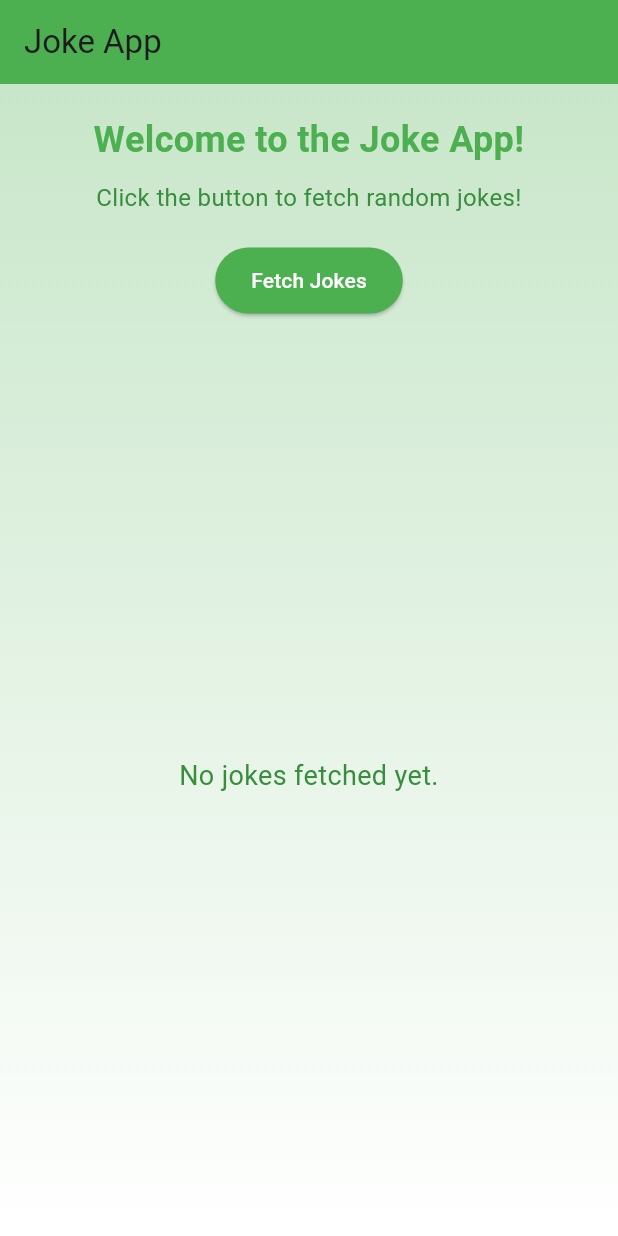
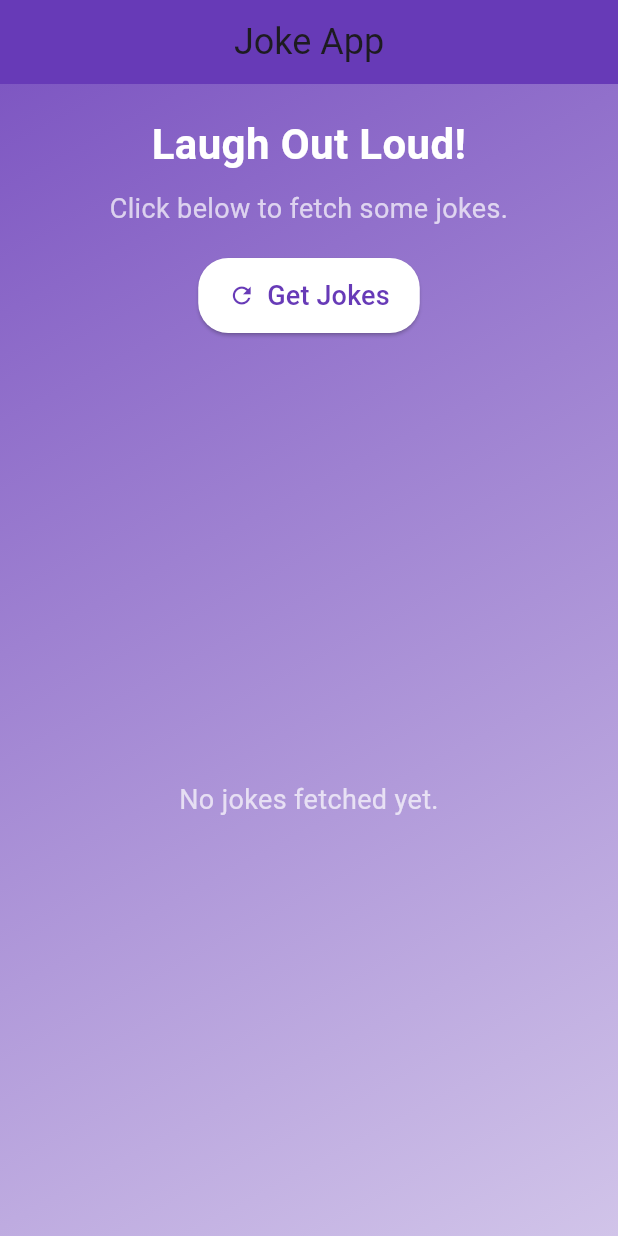
Before and after one commit to Hprasadi98/jokes_app_flutter, a Flutter app: the screen it shows after launch, on a phone screen of 412 x 824 dp. Run offline on Flutter 3.47's test engine with Material 3 defaults, Android fonts, the phone set to English and light mode, and no system bars; our stand-ins replace dio.

Commit message:
Update main.dart

```diff
--- a/lib/main.dart
+++ b/lib/main.dart
@@ -1,5 +1,5 @@
 import 'package:flutter/material.dart';
-import 'joke_service.dart'; // Import JokeService
+import 'joke_service.dart';
 
 void main() {
   runApp(MyApp());
@@ -21,33 +21,45 @@ class JokeApp extends StatefulWidget {
 }
 
 class _JokeAppState extends State<JokeApp> {
-  final JokeService _jokeService = JokeService(); // Initialize JokeService
-  List<String> jokes = []; // Store jokes as a list of strings
-  bool isLoading = false; // To handle loading state
+  final JokeService _jokeService = JokeService();
+  List<Map<String, String>> jokes = [];
+  bool isLoading = false;
 
   /// Function to fetch jokes using JokeService
   Future<void> fetchJokes() async {
     setState(() {
-      isLoading = true; // Show loading state
+      isLoading = true;
     });
     try {
-      final jokesRaw = await _jokeService.fetchJokesRaw(); // Fetch jokes
+      final jokesRaw = await _jokeService.fetchJokesRaw();
       setState(() {
-        jokes = jokesRaw.map<String>((joke) {
+        jokes = jokesRaw.map<Map<String, String>>((joke) {
           if (joke['type'] == 'single') {
-            return joke['joke']; // Single joke
+            return {
+              'title': '😂 Funny Joke',
+              'joke': joke['joke'],
+              'setup': '',
+              'delivery': '',
+            };
           } else {
-            return '${joke['setup']} - ${joke['delivery']}'; // Two-part joke
+            return {
+              'title': '🤣 Twopart Joke',
+              'joke': '',
+              'setup': joke['setup'],
+              'delivery': joke['delivery'],
+            };
           }
         }).toList();
       });
     } catch (e) {
       setState(() {
-        jokes = ['Error fetching jokes: $e'];
+        jokes = [
+          {'title': '⚠️ Error', 'joke': 'Error fetching jokes: $e', 'setup': '', 'delivery': ''}
+        ];
       });
     } finally {
       setState(() {
-        isLoading = false; // Hide loading state
+        isLoading = false;
       });
     }
   }
@@ -56,64 +68,68 @@ class _JokeAppState extends State<JokeApp> {
   Widget build(BuildContext context) {
     return Scaffold(
       appBar: AppBar(
-        title: Text('Joke App'),
-        backgroundColor: Colors.green,
+        title: Text('Joke App', style: TextStyle(fontSize: 24)),
+        backgroundColor: Colors.deepPurple,
+        centerTitle: true,
       ),
       body: Container(
-        constraints: BoxConstraints.expand(),
         decoration: BoxDecoration(
           gradient: LinearGradient(
-            colors: [Colors.green.shade100, Colors.white],
-            begin: Alignment.topCenter,
-            end: Alignment.bottomCenter,
+            colors: [Colors.deepPurple.shade400, Colors.deepPurple.shade100],
+            begin: Alignment.topLeft,
+            end: Alignment.bottomRight,
           ),
         ),
         child: Column(
-          crossAxisAlignment: CrossAxisAlignment.center,
           children: [
-            // Welcome and instruction section
             Padding(
               padding: const EdgeInsets.symmetric(vertical: 20.0),
               child: Column(
                 children: [
                   Text(
-                    "Welcome to the Joke App!",
+                    "Laugh Out Loud!",
                     style: TextStyle(
-                      fontSize: 24.0,
+                      fontSize: 28.0,
                       fontWeight: FontWeight.bold,
-                      color: Colors.green,
+                      color: Colors.white,
                     ),
                     textAlign: TextAlign.center,
                   ),
                   SizedBox(height: 10.0),
                   Text(
-                    "Click the button to fetch random jokes!",
+                    "Click below to fetch some jokes.",
                     style: TextStyle(
-                      fontSize: 16.0,
-                      color: Colors.green.shade700,
+                      fontSize: 18.0,
+                      color: Colors.white70,
                     ),
                     textAlign: TextAlign.center,
                   ),
                 ],
               ),
             ),
-            // Fetch jokes button
-            ElevatedButton(
-              onPressed: isLoading ? null : fetchJokes, // Disable button when loading
+            ElevatedButton.icon(
+              onPressed: isLoading ? null : fetchJokes,
+              icon: Icon(Icons.refresh),
+              label: Text(
+                isLoading ? "Loading..." : "Get Jokes",
+                style: TextStyle(fontSize: 18.0),
+              ),
               style: ElevatedButton.styleFrom(
-                backgroundColor: Colors.green,
-                padding: EdgeInsets.symmetric(horizontal: 24.0, vertical: 12.0),
-              ),
-              child: Text(
-                isLoading ? "Fetching..." : "Fetch Jokes",
-                style: TextStyle(color: Colors.white),
+                backgroundColor: Colors.white,
+                foregroundColor: Colors.deepPurple,
+                shape: RoundedRectangleBorder(
+                  borderRadius: BorderRadius.circular(20.0),
+                ),
+                padding: EdgeInsets.symmetric(horizontal: 20.0, vertical: 12.0),
               ),
             ),
-            // Jokes or loading/error state
+            SizedBox(height: 20.0),
             Expanded(
               child: isLoading
                   ? Center(
-                child: CircularProgressIndicator(), // Show loader while fetching
+                child: CircularProgressIndicator(
+                  color: Colors.white,
+                ),
               )
                   : jokes.isEmpty
                   ? Center(
@@ -121,24 +137,68 @@ class _JokeAppState extends State<JokeApp> {
                   "No jokes fetched yet.",
                   style: TextStyle(
                     fontSize: 18.0,
-                    color: Colors.green.shade700,
+                    color: Colors.white70,
                   ),
                   textAlign: TextAlign.center,
                 ),
               )
                   : ListView.builder(
-                padding: EdgeInsets.all(10.0),
+                padding: EdgeInsets.all(16.0),
                 itemCount: jokes.length,
                 itemBuilder: (context, index) {
+                  final joke = jokes[index];
                   return Card(
-                    margin: EdgeInsets.symmetric(vertical: 10.0),
+                    margin: EdgeInsets.only(bottom: 16.0),
                     elevation: 5.0,
+                    shape: RoundedRectangleBorder(
+                      borderRadius: BorderRadius.circular(20.0),
+                    ),
                     child: Padding(
-                      padding: EdgeInsets.all(12.0),
-                      child: Text(
-                        jokes[index],
-                        style: TextStyle(fontSize: 16.0),
-                        textAlign: TextAlign.center,
+                      padding: EdgeInsets.all(16.0),
+                      child: Column(
+                        crossAxisAlignment: CrossAxisAlignment.start,
+                        children: [
+                          Text(
+                            joke['title']!,
+                            style: TextStyle(
+                              fontSize: 20.0,
+                              fontWeight: FontWeight.bold,
+                              color: Colors.deepPurple,
+                            ),
+                          ),
+                          SizedBox(height: 10.0),
+                          if (joke['setup']!.isNotEmpty)
+                            Text(
+                              'Q: ${joke['setup']}',
+                              style: TextStyle(
+                                fontSize: 16.0,
+                                fontWeight: FontWeight.w500,
+                                color: Colors.black87,
+                              ),
+                            ),
+                          if (joke['delivery']!.isNotEmpty)
+                            Padding(
+                              padding: const EdgeInsets.only(top: 8.0),
+                              child: Text(
+                                'A: ${joke['delivery']}',
+                                style: TextStyle(
+                                  fontSize: 16.0,
+                                  fontWeight: FontWeight.w400,
+                                  color: Colors.black54,
+                                ),
+                              ),
+                            ),
+                          if (joke['joke']!.isNotEmpty)
+                            Text(
+                              joke['joke']!,
+                              style: TextStyle(
+                                fontSize: 16.0,
+                                fontWeight: FontWeight.w400,
+                                color: Colors.black87,
+                              ),
+                              textAlign: TextAlign.left,
+                            ),
+                        ],
                       ),
                     ),
                   );
```
